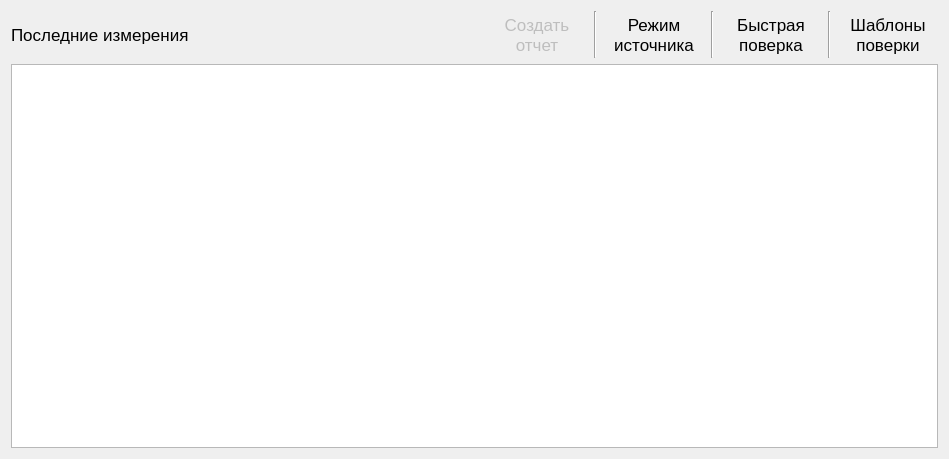
The window that ui/startform.ui (irsural/calibrator_pc) describes before a commit, drawn with Qt 5.
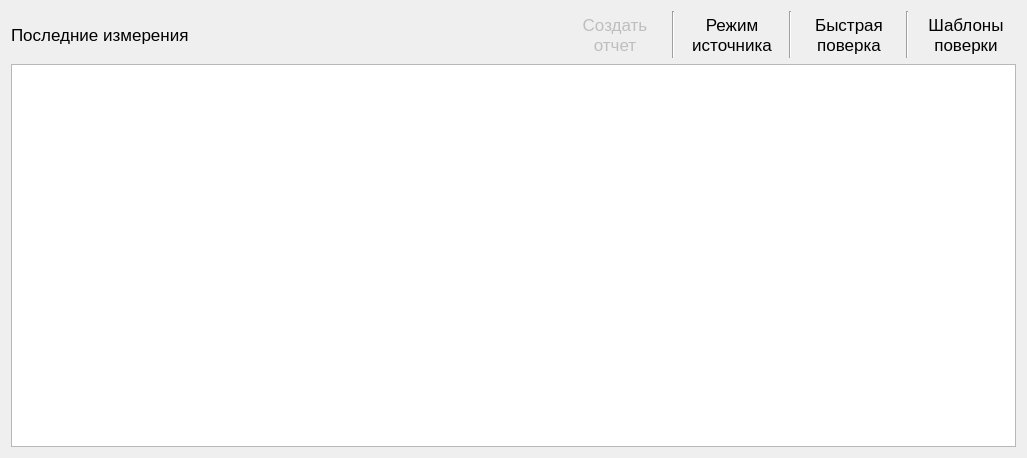
The same window after the commit.

The edit to the form file:
```diff
--- a/ui/startform.ui
+++ b/ui/startform.ui
@@ -6,8 +6,8 @@
    <rect>
     <x>0</x>
     <y>0</y>
-    <width>949</width>
-    <height>459</height>
+    <width>1027</width>
+    <height>458</height>
    </rect>
   </property>
   <property name="font">
```
